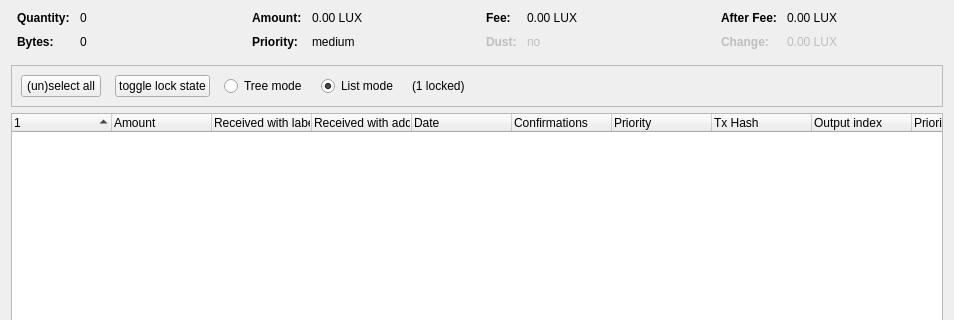
LUX-Core/lux, file src/qt/forms/coincontroldialog.ui: the form before one commit; both pictures show x 0 to 954 and y 0 to 320 of the 954 by 500 pixel window.
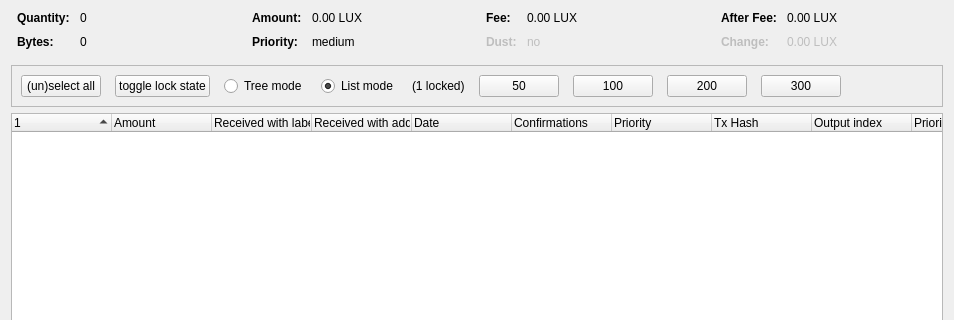
The form after the commit. Custom widgets are drawn as their Qt base class.

What changed in the file:
```diff
--- a/src/qt/forms/coincontroldialog.ui
+++ b/src/qt/forms/coincontroldialog.ui
@@ -348,7 +348,7 @@
      </property>
      <layout class="QHBoxLayout" name="horizontalLayout">
       <item>
-       <layout class="QHBoxLayout" name="horizontalLayoutPanel" stretch="0,0,0,0,0,0">
+       <layout class="QHBoxLayout" name="horizontalLayoutPanel" stretch="0,0,0,0,0,0,0,0,0,0">
         <property name="spacing">
          <number>14</number>
         </property>
@@ -420,6 +420,34 @@
           </property>
          </widget>
         </item>
+        <item>
+         <widget class="QPushButton" name="select_50">
+          <property name="text">
+           <string>50</string>
+          </property>
+         </widget>
+        </item>
+        <item>
+         <widget class="QPushButton" name="select_100">
+          <property name="text">
+           <string>100</string>
+          </property>
+         </widget>
+        </item>
+        <item>
+         <widget class="QPushButton" name="select_200">
+          <property name="text">
+           <string>200</string>
+          </property>
+         </widget>
+        </item>
+        <item>
+         <widget class="QPushButton" name="select_300">
+          <property name="text">
+           <string>300</string>
+          </property>
+         </widget>
+        </item>
         <item>
          <spacer name="horizontalSpacer">
           <property name="orientation">
```
